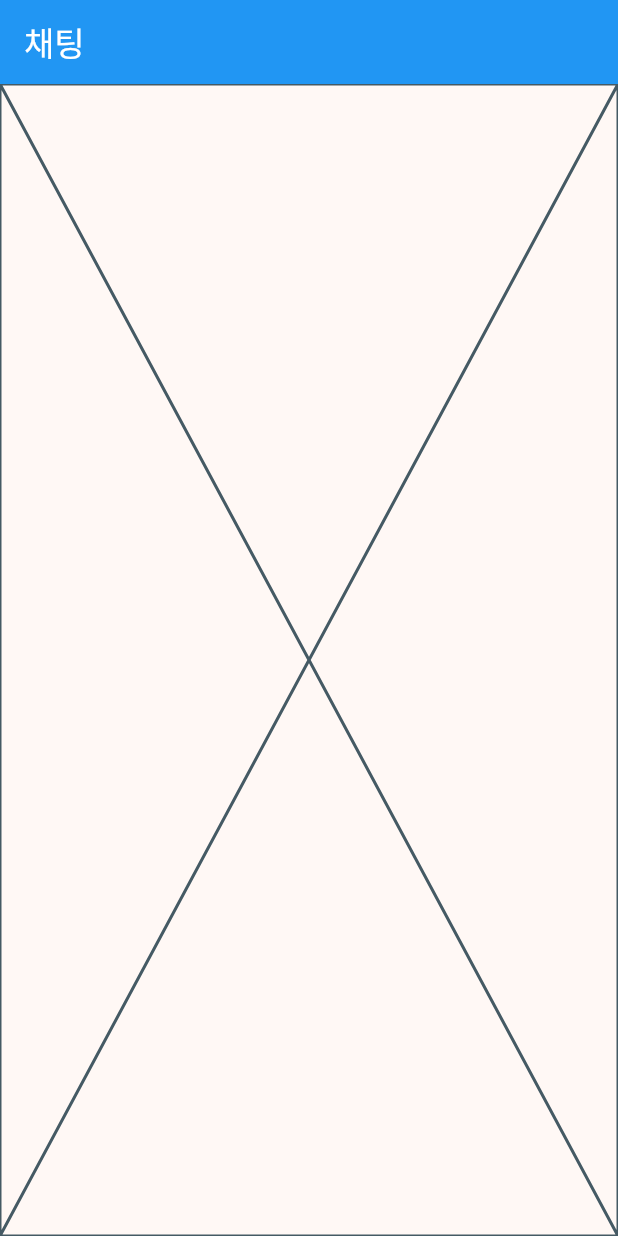
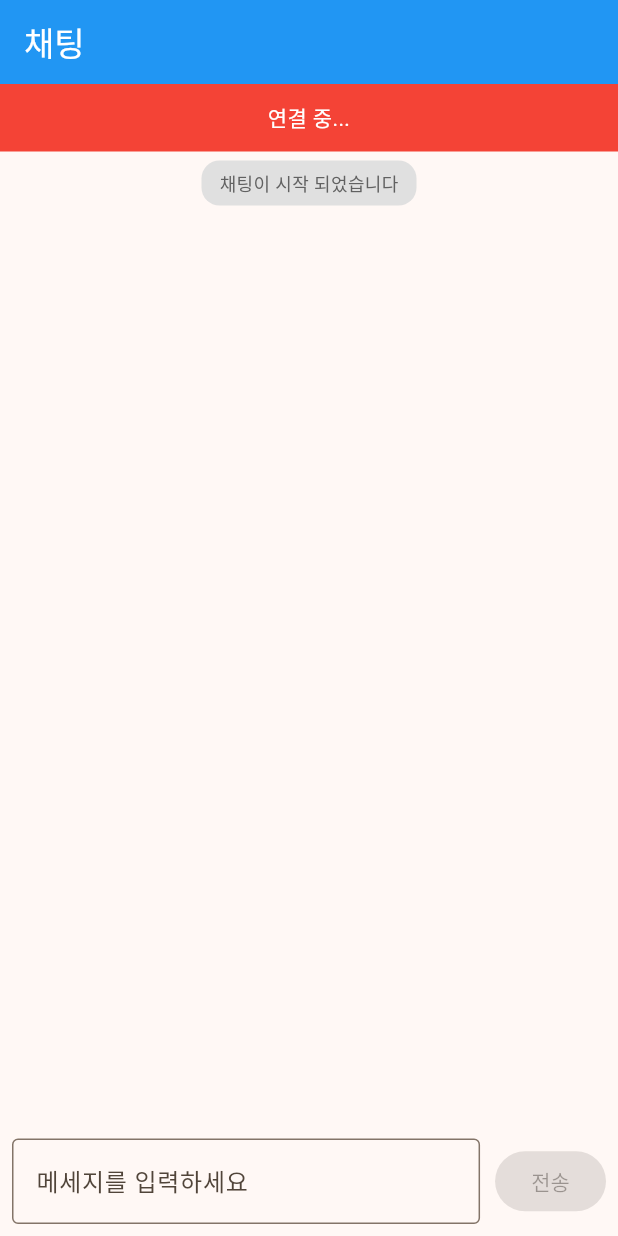
Before and after one commit to sonjiyoon12/work_flutter, a Flutter app: the screen it shows after launch, on a phone screen of 412 x 824 dp. Run offline on Flutter 3.47's test engine with Material 3 defaults, Android fonts, the phone set to English and light mode, and no system bars; our stand-ins replace cached_network_image, dio, flutter_riverpod, flutter_secure_storage, flutter_svg, logger and 2 more; missing offline and left inert: stomp_dart_client.

Commit message:
ì채팅 기능 구현

```diff
--- a/class_websocket_flutter/class_websocket_flutter/lib/data/repository/chat_repository.dart
+++ b/class_websocket_flutter/class_websocket_flutter/lib/data/repository/chat_repository.dart
@@ -116,8 +116,10 @@ class ChatRepository {
   void _handleIncomingMessage(String messageBody) {
     try {
       print("들어온 메세지 확인 : ${messageBody}");
-      final jsonData = jsonDecode(messageBody);
-      final dto = ChatMessageDto.fromJson(jsonData);
+      // 코드 리뷰
+      // jsonDecode : 네트워크를 통해서 들어온 json 문자열 형식을 역직렬화(파싱)
+      final Map<String, dynamic> jsonData = jsonDecode(messageBody);
+      final ChatMessageDto dto = ChatMessageDto.fromJson(jsonData);
       final ChatMessage message = dto.toModel();
       onMessage?.call(message);
     } catch (e) {
--- a/class_websocket_flutter/class_websocket_flutter/lib/pages/chat/widgets/chat_body.dart
+++ b/class_websocket_flutter/class_websocket_flutter/lib/pages/chat/widgets/chat_body.dart
@@ -1,3 +1,7 @@
+import 'package:class_websocket_flutter/pages/chat/widgets/chat_connection_status.dart';
+import 'package:class_websocket_flutter/pages/chat/widgets/chat_input_field.dart';
+import 'package:class_websocket_flutter/pages/chat/widgets/chat_message_list.dart';
+import 'package:class_websocket_flutter/providers/local/chat_message_provider.dart';
 import 'package:class_websocket_flutter/providers/local/connection_provider.dart';
 import 'package:flutter/material.dart';
 import 'package:flutter_riverpod/flutter_riverpod.dart';
@@ -22,8 +26,61 @@ class _ChatBodyState extends ConsumerState<ChatBody> {
     });
   }
 
+  // 메모리 해제
+  @override
+  void dispose() {
+    _editingController.dispose();
+    _scrollController.dispose();
+    super.dispose();
+  }
+
+  // 메세지 전송
+  void _sendMessage() {
+    final content = _editingController.text;
+    if (content.isEmpty) return;
+    _editingController.clear();
+
+    // 기능 호출 한번만
+    ref.read(chatMessageProvider.notifier).sendMessage(content);
+  }
+
+  void _scrollToBottom() {
+    // 이 위젯이 완전히 렌더링 된 시점에 한번만 콜백을 실행하도록 보장
+    // 위젯의 크기나 위치 정보가 정확히 확정된 시점에 네트워크 연결 또는
+    // 안정적인 동작을 보장
+    WidgetsBinding.instance.addPostFrameCallback((_) {
+      if (_scrollController.hasClients) {
+        _scrollController.animateTo(
+          _scrollController.position.maxScrollExtent,
+          duration: const Duration(milliseconds: 300),
+          curve: Curves.easeIn,
+        );
+      }
+    });
+  }
+
   @override
   Widget build(BuildContext context) {
-    return const Placeholder();
+    // ref.listen() - 상태가 변경될 때 특정 로직만 실행 (UI 재구축이랑 별개)
+    ref.listen<ChatState>(
+      chatMessageProvider,
+      (previous, next) {
+        if (previous != null &&
+            previous.messages.length < next.messages.length) {
+          // 자동 스크롤 내리는 기능
+          _scrollToBottom();
+        }
+      },
+    );
+
+    return Column(
+      children: [
+        ChatConnectionStatus(),
+        // ListView
+        Expanded(child: ChatMessageList(scrollController: _scrollController)),
+        ChatInputField(
+            controller: _editingController, onSendMessage: _sendMessage)
+      ],
+    );
   }
 }
--- /dev/null
+++ b/class_websocket_flutter/class_websocket_flutter/lib/pages/chat/widgets/chat_connection_status.dart
@@ -0,0 +1,24 @@
+import 'package:class_websocket_flutter/providers/local/connection_provider.dart';
+import 'package:flutter/material.dart';
+import 'package:flutter_riverpod/flutter_riverpod.dart';
+
+class ChatConnectionStatus extends ConsumerWidget {
+  const ChatConnectionStatus({super.key});
+
+  @override
+  Widget build(BuildContext context, WidgetRef ref) {
+    // 상태 감지 기능
+    final connection = ref.watch(connectedStateProvider);
+    return Container(
+      width: double.infinity,
+      padding: EdgeInsets.all(12.0),
+      // 동적 컬러 설정
+      color: connection.isConnected ? Colors.green : Colors.red,
+      child: Text(
+        '${connection.status}',
+        style: TextStyle(color: Colors.white),
+        textAlign: TextAlign.center,
+      ),
+    );
+  }
+}
--- /dev/null
+++ b/class_websocket_flutter/class_websocket_flutter/lib/pages/chat/widgets/chat_input_field.dart
@@ -0,0 +1,43 @@
+import 'package:class_websocket_flutter/providers/local/connection_provider.dart';
+import 'package:flutter/material.dart';
+import 'package:flutter_riverpod/flutter_riverpod.dart';
+
+class ChatInputField extends ConsumerWidget {
+  final TextEditingController controller;
+  final VoidCallback onSendMessage;
+
+  const ChatInputField({
+    required this.controller,
+    required this.onSendMessage,
+    super.key,
+  });
+
+  @override
+  Widget build(BuildContext context, WidgetRef ref) {
+    final connection = ref.watch(connectedStateProvider);
+
+    return Container(
+      padding: EdgeInsets.all(8),
+      child: Row(
+        children: [
+          Expanded(
+            child: TextField(
+              controller: controller,
+              decoration: InputDecoration(
+                hintText: '메세지를 입력하세요',
+                border: OutlineInputBorder(),
+              ),
+              // 엔터키 입력 시 처리됨 : 키보드의 완료 / 전송 버튼 터치시 동작 함
+              onSubmitted: (value) => onSendMessage(),
+            ),
+          ),
+          const SizedBox(width: 10),
+          ElevatedButton(
+            onPressed: connection.isConnected == true ? onSendMessage : null,
+            child: Text('전송'),
+          )
+        ],
+      ),
+    );
+  }
+}
--- /dev/null
+++ b/class_websocket_flutter/class_websocket_flutter/lib/pages/chat/widgets/chat_message_item.dart
@@ -0,0 +1,127 @@
+import 'package:class_websocket_flutter/data/models/chat_message.dart';
+import 'package:flutter/material.dart';
+
+class ChatMessageItem extends StatelessWidget {
+  final ChatMessage message;
+  final String currentUsername;
+
+  const ChatMessageItem({
+    required this.message,
+    required this.currentUsername,
+    super.key,
+  });
+
+  @override
+  Widget build(BuildContext context) {
+    if (message.isSystemMessage) {
+      return Container(
+        margin: const EdgeInsets.symmetric(horizontal: 12, vertical: 6),
+        child: Center(
+          child: Container(
+            padding: const EdgeInsets.symmetric(horizontal: 12, vertical: 6),
+            decoration: BoxDecoration(
+              color: Colors.grey.shade300, //Colors.grey[300]
+              borderRadius: BorderRadius.circular(12),
+            ),
+            // 시스템 메세지
+            child: Text(
+              message.content,
+              style: TextStyle(fontSize: 12, color: Colors.grey.shade700),
+            ),
+          ),
+        ),
+      );
+    }
+
+    // 내 메세지 or 다른 사람 메세지
+    final isMyMessage = message.isMyMessage(currentUsername);
+
+    if (isMyMessage) {
+      // 나의 메세지
+      return Container(
+        margin: const EdgeInsets.symmetric(vertical: 2, horizontal: 2),
+        child: Row(
+          mainAxisAlignment: MainAxisAlignment.end,
+          children: [
+            // 말풍선 위젯
+            // Expanded - 전체 공간을 차지 (클수 있을 만큼)
+            // Flexible - 필요한 만큼 차지 (보통 Container 와 많이 활용)
+            Flexible(
+              child: Container(
+                // 컨테이너 위젯에 제약 조건을 설정하는 속성
+                constraints: BoxConstraints(
+                  minWidth: 60,
+                  maxWidth: MediaQuery.of(context).size.width * 0.7,
+                ),
+                padding: const EdgeInsets.all(12),
+                decoration: BoxDecoration(
+                  color: Colors.blue,
+                  borderRadius: BorderRadius.circular(12),
+                ),
+                child: Text(
+                  message.content,
+                  style: TextStyle(color: Colors.white),
+                ),
+              ),
+            ),
+            const SizedBox(width: 8),
+            Text(
+              message.formattedTime,
+              style: TextStyle(
+                fontSize: 10,
+                color: Colors.grey,
+              ),
+            ),
+          ],
+        ),
+      );
+    } else {
+      // 다른 사람 메세지
+      return Container(
+        margin: const EdgeInsets.symmetric(vertical: 2, horizontal: 2),
+        child: Row(
+          mainAxisAlignment: MainAxisAlignment.start,
+          children: [
+            Text(
+              message.formattedTime,
+              style: TextStyle(
+                fontSize: 10,
+                color: Colors.grey,
+              ),
+            ),
+            const SizedBox(width: 8),
+            // 말풍선 위젯
+            // Expanded - 전체 공간을 차지 (클수 있을 만큼)
+            // Flexible - 필요한 만큼 차지 (보통 Container 와 많이 활용)
+            Flexible(
+              child: Container(
+                // 컨테이너 위젯에 제약 조건을 설정하는 속성
+                constraints: BoxConstraints(
+                  minWidth: 60,
+                  maxWidth: MediaQuery.of(context).size.width * 0.7,
+                ),
+                padding: const EdgeInsets.all(12),
+                decoration: BoxDecoration(
+                  color: Colors.grey,
+                  borderRadius: BorderRadius.circular(12),
+                ),
+                child: Column(
+                  children: [
+                    Text(
+                      message.sender,
+                      style: TextStyle(color: Colors.black),
+                    ),
+                    Text(
+                      message.content,
+                      style: TextStyle(color: Colors.black),
+                    ),
+                  ],
+                ),
+              ),
+            ),
+          ],
+        ),
+      );
+    }
+  }
+}
--- /dev/null
+++ b/class_websocket_flutter/class_websocket_flutter/lib/pages/chat/widgets/chat_message_list.dart
@@ -0,0 +1,29 @@
+import 'package:class_websocket_flutter/pages/chat/widgets/chat_message_item.dart';
+import 'package:class_websocket_flutter/providers/local/chat_message_provider.dart';
+import 'package:flutter/material.dart';
+import 'package:flutter_riverpod/flutter_riverpod.dart';
+
+class ChatMessageList extends ConsumerWidget {
+  // 외부에서 주입 받는 스크롤 컨트롤러
+  // 상위 위젯에서 자동 스크롤 기능을 제어하기 위해 필요
+  final ScrollController scrollController;
+
+  const ChatMessageList({required this.scrollController, super.key});
+
+  @override
+  Widget build(BuildContext context, WidgetRef ref) {
+    // 상태 구독
+    final ChatState chatState = ref.watch(chatMessageProvider);
+    // ListView() <-- 데이터 100개 있으면 다 나타냄
+    return ListView.builder(
+      controller: scrollController,
+      itemCount: chatState.messages.length,
+      itemBuilder: (context, index) {
+        return ChatMessageItem(
+          message: chatState.messages[index],
+          currentUsername: chatState.username,
+        );
+      },
+    );
+  }
+}
```
